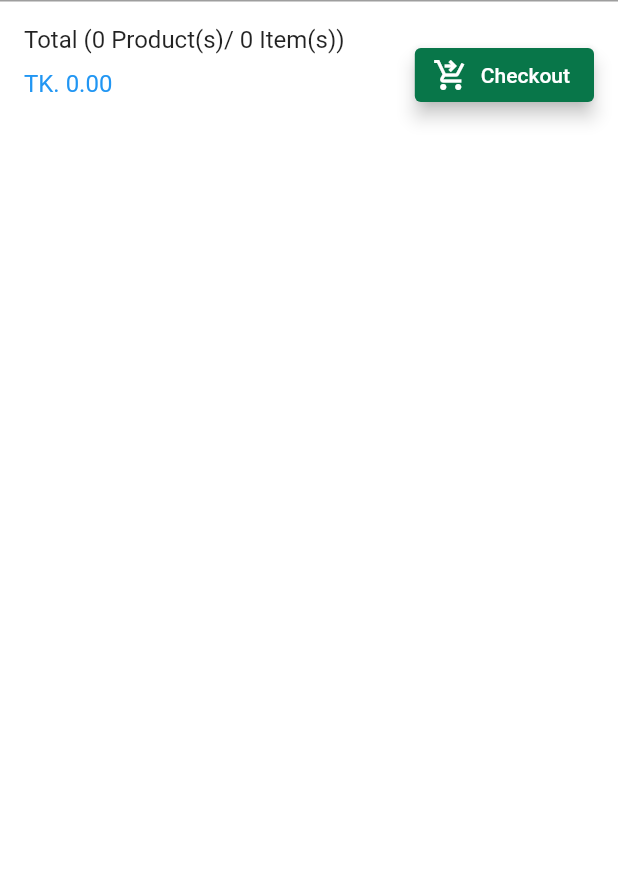
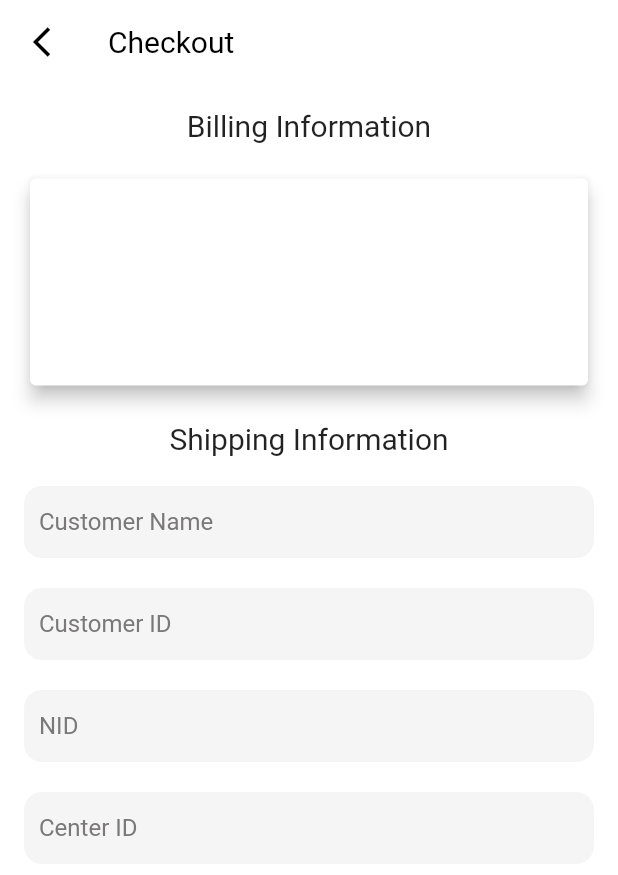
Before and after one commit to Ananism17/ecommerce-app, a Flutter app: the CartBottomSheet widget shown alone on an empty page, opened directly, after a tap on "Checkout", on a phone screen of 412 x 824 dp. Shown: the top 875 px of the screen. Run offline on Flutter 3.47's test engine with Material 2 defaults, Android fonts, the phone set to English and light mode, and no system bars; our stand-ins replace animated_bottom_navigation_bar, card_swiper, fancy_shimmer_image, loading_animation_widget, shared_preferences, shimmer; missing offline and left inert: dynamic_height_grid_view; accounts and stored records are empty; network calls fail.

Commit message:
Checkout half implemented

```diff
--- a/lib/main.dart
+++ b/lib/main.dart
@@ -2,6 +2,7 @@ import 'package:ecommerce_app/constants/theme_data.dart';
 import 'package:ecommerce_app/providers/cart_provider.dart';
 import 'package:ecommerce_app/providers/theme_provider.dart';
 import 'package:ecommerce_app/providers/token_provider.dart';
+import 'package:ecommerce_app/providers/user_provider.dart';
 import 'package:ecommerce_app/screens/login_screen.dart';
 import 'package:flutter/material.dart';
 import 'package:provider/provider.dart';
@@ -27,18 +28,23 @@ class MyApp extends StatelessWidget {
         ChangeNotifierProvider(create: (_) {
           return CartProvider();
         }),
+        ChangeNotifierProvider(create: (_) {
+          return UserProvider();
+        }),
       ],
-      child: Consumer3<ThemeProvider, TokenProvider, CartProvider>(
-        builder: (context, theneProvider, tokenProvider, cartProvider, child) {
+      child:
+          Consumer4<ThemeProvider, TokenProvider, CartProvider, UserProvider>(
+              builder: (context, theneProvider, tokenProvider, cartProvider,
+                  userProvider, child) {
         return MaterialApp(
           debugShowCheckedModeBanner: false,
           title: 'Ecommerce App',
-            theme: Styles.themeData(isDarkTheme: theneProvider.getIsDarkTheme, context: context),
+          theme: Styles.themeData(
+              isDarkTheme: theneProvider.getIsDarkTheme, context: context),
           themeMode: ThemeMode.system,
           home: const LoginScreen(),
         );
-        }
-      ),
+      }),
     );
   }
 }
--- a/lib/products/product_list.dart
+++ b/lib/products/product_list.dart
@@ -70,7 +70,7 @@ class _ProductListState extends State<ProductList> {
           //     : null;
 
           final double? price = item['companies'][0]['pivot']['price'] != null
-          ? (item['companies'][0]['pivot']['price'] as num).toDouble()
+          ? (item['companies'][0]['pivot']['discount_price'] as num).toDouble()
           : null;
 
           return Product(
--- /dev/null
+++ b/lib/providers/user_provider.dart
@@ -0,0 +1,22 @@
+import 'package:flutter/material.dart';
+
+class UserProvider with ChangeNotifier {
+  String name = "";
+  String email = "";
+  String phone = "";
+  String address = "";
+
+  void updateUser(String newName, String newEmail, String newPhone, String newAddress) {
+    name = newName;
+    email = newEmail;
+    phone = newPhone;
+    address = newAddress;
+    notifyListeners();
+  }
+
+  // Getter methods to retrieve user data
+  String get userName => name;
+  String get userEmail => email;
+  String get userPhone => phone;
+  String get userAddress => address;
+}
--- a/lib/screens/cart/bottom_checkout.dart
+++ b/lib/screens/cart/bottom_checkout.dart
@@ -1,5 +1,6 @@
 import 'package:ecommerce_app/constants/app_colors.dart';
 import 'package:ecommerce_app/providers/cart_provider.dart';
+import 'package:ecommerce_app/screens/checkout_screen.dart';
 import 'package:ecommerce_app/services/currency_formatter.dart';
 import 'package:ecommerce_app/widgets/subtitle_text.dart';
 import 'package:ecommerce_app/widgets/title_text.dart';
@@ -14,7 +15,7 @@ class CartBottomSheet extends StatelessWidget {
     final cartProvider = Provider.of<CartProvider>(context);
 
     return Container(
-      decoration:  BoxDecoration(
+      decoration: BoxDecoration(
         color: Theme.of(context).scaffoldBackgroundColor,
         border: const Border(
           top: BorderSide(
@@ -30,12 +31,13 @@ class CartBottomSheet extends StatelessWidget {
           child: Row(
             mainAxisAlignment: MainAxisAlignment.spaceBetween,
             children: [
-                Flexible(
-                 child: Column(
+              Flexible(
+                child: Column(
                   crossAxisAlignment: CrossAxisAlignment.start,
                   children: [
                     TitleText(
-                      label: "Total (${cartProvider.items.length} Product(s)/ ${cartProvider.items.length} Item(s))",
+                      label:
+                          "Total (${cartProvider.items.length} Product(s)/ ${cartProvider.items.length} Item(s))",
                       fontSize: 16,
                     ),
                     const SizedBox(
@@ -46,14 +48,20 @@ class CartBottomSheet extends StatelessWidget {
                       color: Colors.blue,
                     ),
                   ],
-                             ),
-               ),
+                ),
+              ),
               ElevatedButton.icon(
                 style: ElevatedButton.styleFrom(
                   backgroundColor: AppColors.buroLogoGreen,
                   elevation: 5,
                 ),
-                onPressed: () {},
+                onPressed: () {
+                  Navigator.of(context).push(
+                    MaterialPageRoute(
+                      builder: (ctx) => const CheckoutScreen(),
+                    ),
+                  );
+                },
                 icon: const Icon(Icons.shopping_cart_checkout),
                 label: const Text("Checkout"),
               ),
--- /dev/null
+++ b/lib/screens/checkout_screen.dart
@@ -0,0 +1,151 @@
+import 'package:ecommerce_app/providers/theme_provider.dart';
+import 'package:ecommerce_app/providers/user_provider.dart';
+import 'package:ecommerce_app/widgets/subtitle_text.dart';
+import 'package:ecommerce_app/widgets/title_text.dart';
+import 'package:flutter/material.dart';
+import 'package:provider/provider.dart';
+
+class CheckoutScreen extends StatefulWidget {
+  const CheckoutScreen({super.key});
+
+  @override
+  State<CheckoutScreen> createState() => _CheckoutScreenState();
+}
+
+class _CheckoutScreenState extends State<CheckoutScreen> {
+  final _shippingNameController = TextEditingController();
+  final _customerIdController = TextEditingController();
+  final _nidController = TextEditingController();
+  final _centerIdController = TextEditingController();
+
+  @override
+  void dispose() {
+    _shippingNameController.dispose();
+    _customerIdController.dispose();
+    _nidController.dispose();
+    _centerIdController.dispose();
+    super.dispose();
+  }
+
+  @override
+  Widget build(BuildContext context) {
+    final themeProvider = Provider.of<ThemeProvider>(context);
+    final userProvider = Provider.of<UserProvider>(context);
+
+    return Scaffold(
+      appBar: AppBar(
+        leading: GestureDetector(
+          onTap: () {
+            Navigator.pop(context);
+          },
+          child: const Icon(
+            Icons.arrow_back_ios_sharp,
+          ),
+        ),
+        title: const TitleText(label: "Checkout"),
+      ),
+      body: GestureDetector(
+        behavior: HitTestBehavior.opaque,
+        onTap: () {
+          FocusScope.of(context).unfocus();
+        },
+        child: SingleChildScrollView(
+          child: Padding(
+            padding: const EdgeInsets.all(16.0),
+            child: Column(
+              mainAxisAlignment: MainAxisAlignment.start,
+              children: [
+                const TitleText(label: "Billing Information"),
+                const SizedBox(
+                  height: 20,
+                ),
+                SizedBox(
+                  width: double.infinity,
+                  child: Card(
+                    elevation: 5,
+                    color: themeProvider.getIsDarkTheme
+                        ? const Color.fromARGB(255, 3, 51, 90)
+                        : Colors.white,
+                    child: Padding(
+                      padding: const EdgeInsets.all(16.0),
+                      child: Column(
+                        crossAxisAlignment: CrossAxisAlignment.start,
+                        children: [
+                          SubtitleText(label: userProvider.userName),
+                          const SizedBox(
+                            height: 10,
+                          ),
+                          SubtitleText(label: userProvider.userEmail),
+                          const SizedBox(
+                            height: 10,
+                          ),
+                          SubtitleText(label: userProvider.userPhone),
+                          const SizedBox(
+                            height: 10,
+                          ),
+                          SubtitleText(label: userProvider.userAddress),
+                        ],
+                      ),
+                    ),
+                  ),
+                ),
+                const SizedBox(
+                  height: 20,
+                ),
+                const TitleText(label: "Shipping Information"),
+                const SizedBox(
+                  height: 20,
+                ),
+                TextField(
+                  controller: _shippingNameController,
+                  keyboardType: TextInputType.name,
+                  decoration: const InputDecoration(
+                    label: SubtitleText(
+                      label: "Customer Name",
+                    ),
+                  ),
+                ),
+                const SizedBox(
+                  height: 20,
+                ),
+                TextField(
+                  controller: _customerIdController,
+                  keyboardType: TextInputType.text,
+                  decoration: const InputDecoration(
+                    label: SubtitleText(
+                      label: "Customer ID",
+                    ),
+                  ),
+                ),
+                const SizedBox(
+                  height: 20,
+                ),
+                TextField(
+                  controller: _nidController,
+                  keyboardType: TextInputType.text,
+                  decoration: const InputDecoration(
+                    label: SubtitleText(
+                      label: "NID",
+                    ),
+                  ),
+                ),
+                const SizedBox(
+                  height: 20,
+                ),
+                TextField(
+                  controller: _centerIdController,
+                  keyboardType: TextInputType.text,
+                  decoration: const InputDecoration(
+                    label: SubtitleText(
+                      label: "Center ID",
+                    ),
+                  ),
+                ),
+              ],
+            ),
+          ),
+        ),
+      ),
+    );
+  }
+}
--- a/lib/screens/home_screen.dart
+++ b/lib/screens/home_screen.dart
@@ -103,7 +103,7 @@ class _HomeScreenState extends State<HomeScreen> {
               //     : null;
               final double? price = item['companies'][0]['pivot']['price'] !=
                       null
-                  ? (item['companies'][0]['pivot']['price'] as num).toDouble()
+                  ? (item['companies'][0]['pivot']['discount_price'] as num).toDouble()
                   : null;
 
               return Product(
--- a/lib/screens/login_screen.dart
+++ b/lib/screens/login_screen.dart
@@ -3,6 +3,7 @@ import 'dart:convert';
 import 'package:ecommerce_app/constants/app_colors.dart';
 import 'package:ecommerce_app/constants/app_constants.dart';
 import 'package:ecommerce_app/providers/token_provider.dart';
+import 'package:ecommerce_app/providers/user_provider.dart';
 import 'package:ecommerce_app/root_screen.dart';
 import 'package:flutter/material.dart';
 
@@ -61,6 +62,14 @@ class _LoginScreenState extends State<LoginScreen> {
       // ignore: use_build_context_synchronously
       TokenProvider tokenProvider = context.read<TokenProvider>();
       tokenProvider.setToken(jsonResponse['access_token']);
+
+      // ignore: use_build_context_synchronously
+      UserProvider userProvider = context.read<UserProvider>();
+      userProvider.updateUser(
+          jsonResponse['user']['name'],
+          jsonResponse['user']['email'],
+          jsonResponse['user']['phone'],
+          jsonResponse['user']['address']);
 
       _goHome();
     } else {
--- a/lib/screens/products/product_details.dart
+++ b/lib/screens/products/product_details.dart
@@ -72,7 +72,7 @@ class _ProductDetailsState extends State<ProductDetails> {
       final String title = data['title'] as String;
       final String photo = data['photo'] as String;
       final double? price = data['companies'][0]['pivot']['price'] != null
-          ? (data['companies'][0]['pivot']['price'] as num).toDouble()
+          ? (data['companies'][0]['pivot']['discount_price'] as num).toDouble()
           : null;
 
       for (var item in data['specifications_json']) {
```
Lines whose indentation alone changed are shown as unchanged.
